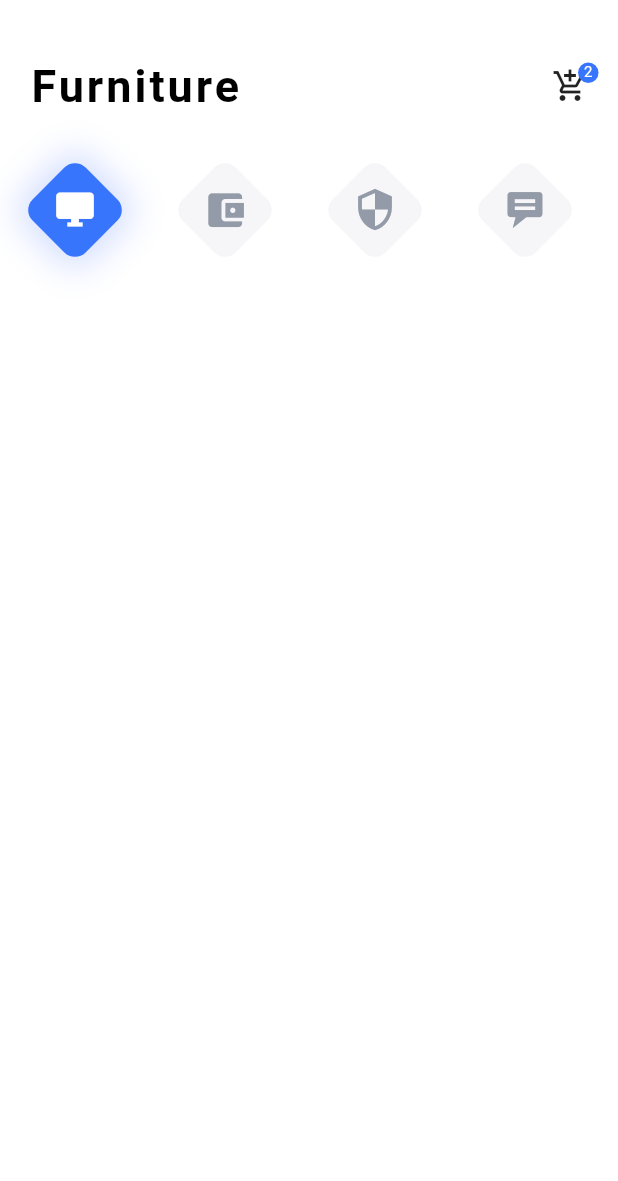
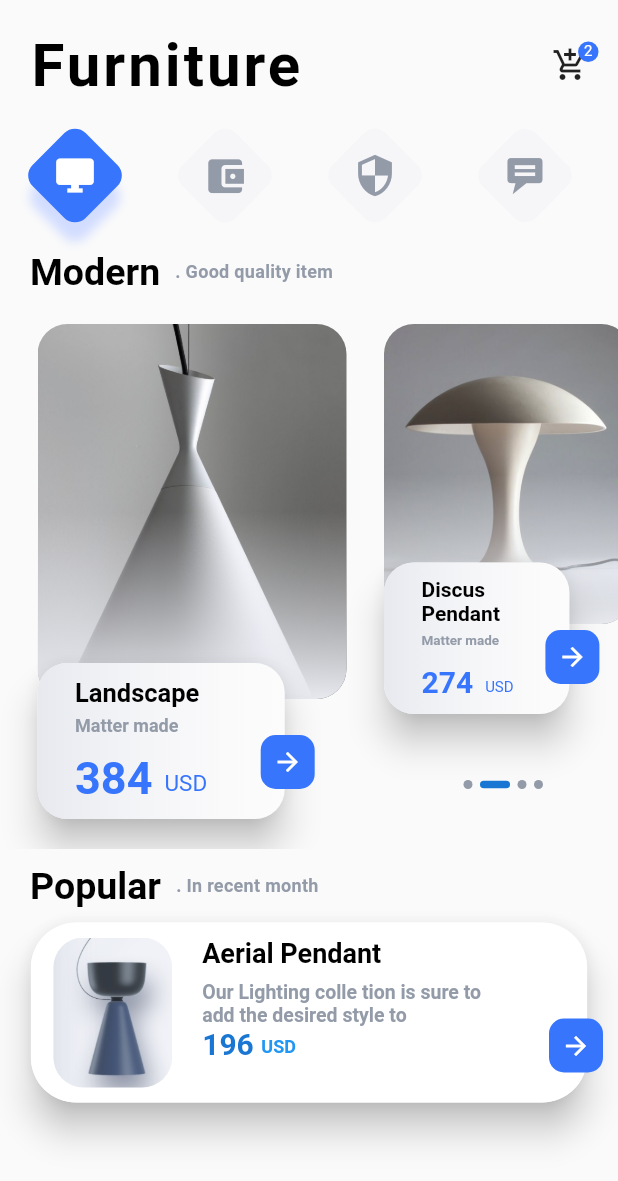
Before and after one commit to mausamRayamajhi/flutter_dribble_ui_one, a Flutter app: the Furniture screen opened by its route, on a phone screen of 412 x 824 dp. Shown: the top 1181 px of the screen. Run offline on Flutter 3.47's test engine with Material 2 defaults, Android fonts, the phone set to English and light mode, and no system bars.

Commit message:
furniture completed

```diff
--- a/lib/src/pages/furniture.dart
+++ b/lib/src/pages/furniture.dart
@@ -1,13 +1,17 @@
 import 'package:dribble_one/src/utils/constant.dart';
+import 'package:dribble_one/src/widgets/furniture/bottomItem.dart';
 import 'package:dribble_one/src/widgets/furniture/furniture_category.dart';
+import 'package:dribble_one/src/widgets/furniture/lamp.dart';
 import 'package:dribble_one/src/widgets/title_large.dart';
+import 'package:dribble_one/src/widgets/title_small.dart';
 import 'package:flutter/material.dart';
 
 class Furniture extends StatelessWidget {
   @override
   Widget build(BuildContext context) {
+    Size deviceSize = MediaQuery.of(context).size;
     return Material(
-      color: Colors.white,
+      //color: Colors.white,
       child: Column(
         crossAxisAlignment: CrossAxisAlignment.start,
         children: <Widget>[
@@ -15,7 +19,7 @@ class Furniture extends StatelessWidget {
             padding: const EdgeInsets.only(
               left: 20.0,
               right: 20.0,
-              top: 40.0,
+              top: 20.0,
             ),
             child: TitleLarge(
               title: 'Furniture',
@@ -23,20 +27,114 @@ class Furniture extends StatelessWidget {
             ),
           ),
           buildFurnitureCategories,
+          Padding(
+            padding: const EdgeInsets.only(
+              left: 20.0,
+              right: 20.0,
+            ),
+            child: TitleSmall(
+              subTitle: 'Good quality item',
+              title: 'Modern',
+            ),
+          ),
+          SizedBox(
+            height: 20.0,
+          ),
+          buildLampsWithSlider(),
+          Padding(
+            padding: const EdgeInsets.only(left: 20.0, right: 20.0, top: 10.0),
+            child: TitleSmall(
+              subTitle: 'In recent month',
+              title: 'Popular',
+            ),
+          ),
+          SizedBox(
+            height: 10.0,
+          ),
+          BottomItem(),
         ],
       ),
     );
   }
 
+  Container buildLampsWithSlider() {
+    return Container(
+      //color: Colors.yellow,
+      height: 350,
+      child: Stack(
+        children: <Widget>[
+          buildLamps,
+          Positioned(
+            bottom: 40.0,
+            right: 50.0,
+            child: Row(
+              children: <Widget>[
+                Container(
+                  height: 6.0,
+                  width: 6.0,
+                  decoration: BoxDecoration(
+                    color: furnitureCateDisableColor,
+                    shape: BoxShape.circle,
+                  ),
+                ),
+                SizedBox(
+                  width: 5.0,
+                ),
+                Container(
+                  height: 5.0,
+                  width: 20.0,
+                  decoration: BoxDecoration(
+                      color: Colors.blue[700],
+                      borderRadius: BorderRadius.circular(10.0)),
+                ),
+                SizedBox(
+                  width: 5.0,
+                ),
+                Container(
+                  height: 6.0,
+                  width: 6.0,
+                  decoration: BoxDecoration(
+                    color: furnitureCateDisableColor,
+                    shape: BoxShape.circle,
+                  ),
+                ),
+                SizedBox(
+                  width: 5.0,
+                ),
+                Container(
+                  height: 6.0,
+                  width: 6.0,
+                  decoration: BoxDecoration(
+                    color: furnitureCateDisableColor,
+                    shape: BoxShape.circle,
+                  ),
+                ),
+              ],
+            ),
+          )
+        ],
+      ),
+    );
+  }
+
+  final buildLamps = ListView.builder(
+    scrollDirection: Axis.horizontal,
+    physics: BouncingScrollPhysics(),
+    shrinkWrap: true,
+    itemCount: lampList.length,
+    itemBuilder: (context, int index) => Lamp(
+          item: lampList[index],
+          index: index,
+        ),
+  );
   final buildFurnitureCategories = Container(
-    height: 130.0,
+    height: 100.0,
+    //color: Colors.red,
     child: ListView.builder(
       scrollDirection: Axis.horizontal,
       itemCount: furnitureCategoriesList.length,
-      itemBuilder: (context, int index) => Center(
-            child: FurnitureCategory(
-              item: furnitureCategoriesList[index],
-            ),
+      itemBuilder: (context, int index) => FurnitureCategory(
+            item: furnitureCategoriesList[index],
           ),
     ),
   );
--- a/lib/src/utils/constant.dart
+++ b/lib/src/utils/constant.dart
@@ -9,9 +9,25 @@ const Color profile_info_privacy = Color(0xFFF369B7);
 const Color profile_info_general = Color(0xFFFFC85B);
 const Color profile_info_notification = Color(0xFF5DD1D3);
 const Color profile_item_color = Color(0xFFC4C5C9);
+const String imagePath = 'assets/image';
 
 const Color furnitureCateDisableColor = Color(0xFF939BA9);
-
+const List lampsImage = [
+  {'image': '$imagePath/a.jpg'},
+  {'image': '$imagePath/b.jpg'},
+  {'image': '$imagePath/c.jpg'},
+  {'image': '$imagePath/d.jpg'},
+  {'image': '$imagePath/e.jpg'},
+  {'image': '$imagePath/f.jpg'},
+];
+List<ProfileMenu> lampList = [
+  ProfileMenu(title: 'Landscape', subTitle: '384'),
+  ProfileMenu(title: 'Discus Pendant', subTitle: '274'),
+  ProfileMenu(title: 'Mushroom Lamp', subTitle: '374'),
+  ProfileMenu(title: 'Titanic Pendant', subTitle: '562'),
+  ProfileMenu(title: 'Torn Lighting', subTitle: '105'),
+  ProfileMenu(title: 'Abduction Pendant', subTitle: '365'),
+];
 const List profileItems = [
   {'count': '846', 'name': 'Collect'},
   {'count': '51', 'name': 'Attention'},
--- /dev/null
+++ b/lib/src/widgets/furniture/bottomItem.dart
@@ -0,0 +1,129 @@
+import 'package:dribble_one/src/utils/constant.dart';
+import 'package:flutter/material.dart';
+
+class BottomItem extends StatelessWidget {
+  @override
+  Widget build(BuildContext context) {
+    Size deviceSize = MediaQuery.of(context).size;
+    return Stack(
+      children: <Widget>[
+        Container(
+          //color: Colors.red,
+          decoration: BoxDecoration(
+            borderRadius: BorderRadius.circular(30.0),
+          ),
+          height: 120.0,
+          child: Center(
+            child: Material(
+              elevation: 10.0,
+              borderRadius: BorderRadius.circular(30.0),
+              child: Container(
+                width: deviceSize.width * 0.9,
+                decoration: BoxDecoration(
+                  color: Colors.white,
+                  borderRadius: BorderRadius.circular(30.0),
+                ),
+                padding: EdgeInsets.symmetric(
+                  vertical: 10.0,
+                ),
+                child: Row(
+                  children: <Widget>[
+                    SizedBox(
+                      width: 15.0,
+                    ),
+                    Container(
+                      height: 110.0,
+                      decoration: BoxDecoration(
+                        borderRadius: BorderRadius.circular(20.0),
+                      ),
+                      child: ClipRRect(
+                        borderRadius: BorderRadius.circular(20.0),
+                        child: Image.asset(
+                          lampsImage[2]['image'],
+                          fit: BoxFit.cover,
+                        ),
+                      ),
+                    ),
+                    Container(
+                      //color: Colors.red,
+                      margin: EdgeInsets.only(left: 20.0),
+                      child: Column(
+                        crossAxisAlignment: CrossAxisAlignment.start,
+                        children: <Widget>[
+                          Text(
+                            'Aerial Pendant',
+                            style: TextStyle(
+                              color: Colors.black,
+                              fontSize: 18.0,
+                              fontWeight: FontWeight.bold,
+                            ),
+                          ),
+                          SizedBox(
+                            height: 8.0,
+                          ),
+                          Container(
+                            width: 200.0,
+                            child: Text(
+                              'Our Lighting colle tion is sure to add the desired style to',
+                              style: TextStyle(
+                                color: furnitureCateDisableColor,
+                                fontSize: 13.0,
+                                fontWeight: FontWeight.bold,
+                              ),
+                            ),
+                          ),
+                          Row(
+                            //crossAxisAlignment: CrossAxisAlignment.end,
+                            children: <Widget>[
+                              Text(
+                                '196',
+                                style: TextStyle(
+                                  color: Colors.blue[700],
+                                  fontSize: 20.0,
+                                  fontWeight: FontWeight.bold,
+                                ),
+                              ),
+                              SizedBox(
+                                width: 5.0,
+                              ),
+                              Padding(
+                                padding: const EdgeInsets.only(top: 5.0),
+                                child: Text(
+                                  'USD',
+                                  style: TextStyle(
+                                    color: Colors.blue,
+                                    fontSize: 12.0,
+                                    fontWeight: FontWeight.bold,
+                                  ),
+                                ),
+                              ),
+                            ],
+                          )
+                        ],
+                      ),
+                    )
+                  ],
+                ),
+              ),
+            ),
+          ),
+        ),
+        Positioned(
+          bottom: 20.0,
+          right: 10.0,
+          child: Container(
+            padding: EdgeInsets.all(8.0),
+            decoration: BoxDecoration(
+                color: profile_info_background,
+                borderRadius: BorderRadius.circular(10.0)),
+            child: Icon(
+              Icons.arrow_forward,
+              size: 20.0,
+              color: Colors.white,
+            ),
+          ),
+        ),
+      ],
+    );
+  }
+}
--- a/lib/src/widgets/furniture/furniture_category.dart
+++ b/lib/src/widgets/furniture/furniture_category.dart
@@ -8,7 +8,9 @@ class FurnitureCategory extends StatelessWidget {
   FurnitureCategory({@required this.item});
   @override
   Widget build(BuildContext context) {
-    return Container(
+    return Align(
+      alignment: Alignment.center,
+      child: Container(
         margin: EdgeInsets.symmetric(horizontal: 25.0),
         child: Transform.rotate(
           angle: pi / 4,
@@ -19,8 +21,10 @@ class FurnitureCategory extends StatelessWidget {
                 if (item.elivation)
                   BoxShadow(
                     color: Color(0xFFD1DCFF),
-                  blurRadius: 20.0, // has the effect of softening the shadow
-                  spreadRadius: 5.0, // has the effect of extending the shadow
+                    blurRadius: 5.0, // has the effect of softening the shadow
+                    spreadRadius:
+                        -1.0, // has the effect of extending the shadow
+                    offset: Offset(10.0, 10.0),
                   )
               ],
               color: item.elivation
@@ -33,7 +37,9 @@ class FurnitureCategory extends StatelessWidget {
               child: Icon(
                 item.icon,
                 size: 30.0,
-              color: item.elivation ? Colors.white : furnitureCateDisableColor,
+                color:
+                    item.elivation ? Colors.white : furnitureCateDisableColor,
+              ),
             ),
           ),
         ),
--- /dev/null
+++ b/lib/src/widgets/furniture/lamp.dart
@@ -0,0 +1,172 @@
+import 'package:dribble_one/src/utils/constant.dart';
+import 'package:flutter/material.dart';
+
+class Lamp extends StatelessWidget {
+  final ProfileMenu item;
+  final int index;
+  Lamp({this.item, this.index});
+  @override
+  Widget build(BuildContext context) {
+    Size deviceSize = MediaQuery.of(context).size;
+    return Align(
+      alignment: Alignment.topCenter,
+      child: Container(
+        height: index == 0 ? 350 : 300,
+        //color: Colors.red,
+        child: Container(
+          margin: EdgeInsets.only(left: 25.0),
+          //color: Colors.yellow,
+          child: Stack(
+            overflow: Overflow.visible,
+            //fit: StackFit.passthrough,
+            children: <Widget>[
+              Container(
+                height: index == 0 ? 250.0 : 200.0,
+                width: index == 0
+                    ? deviceSize.width * 0.5
+                    : deviceSize.width * 0.4,
+                decoration: BoxDecoration(
+                  borderRadius: BorderRadius.circular(20.0),
+                ),
+                child: ClipRRect(
+                  borderRadius: BorderRadius.circular(20.0),
+                  child: Image.asset(
+                    lampsImage[index]['image'],
+                    fit: BoxFit.cover,
+                  ),
+                ),
+              ),
+              Container(
+                height: index == 0 ? 250.0 : 200.0,
+                width: index == 0
+                    ? deviceSize.width * 0.5
+                    : deviceSize.width * 0.4,
+                decoration: BoxDecoration(
+                  gradient: LinearGradient(
+                    colors: [
+                      Color(0xFFE7E9EF).withOpacity(0.0),
+                      Color(0xFFE7E9EF)
+                    ],
+                    begin: FractionalOffset.topCenter,
+                    end: FractionalOffset.bottomCenter,
+                    stops: [0.5, 1.0],
+                  ),
+                  borderRadius: BorderRadius.circular(20.0),
+                ),
+              ),
+              Positioned(
+                bottom: index == 0 ? 20.0 : 40.0,
+                child: Stack(
+                  overflow: Overflow.visible,
+                  children: <Widget>[
+                    Material(
+                      elevation: 10.0,
+                      borderRadius: BorderRadius.circular(20.0),
+                      child: Container(
+                        // height: 110.0,
+                        width: index == 0
+                            ? deviceSize.width * 0.4
+                            : deviceSize.width * 0.3,
+                        decoration: BoxDecoration(
+                          borderRadius: BorderRadius.circular(20.0),
+                          // color: Colors.white,
+                          gradient: LinearGradient(
+                            colors: [
+                              Color(0xFFE7E9EF),
+                              Colors.white30,
+                            ],
+                            begin: Alignment.centerLeft,
+                            end: Alignment.centerRight,
+                          ),
+                        ),
+                        child: Padding(
+                          padding: const EdgeInsets.symmetric(
+                              horizontal: 25.0, vertical: 10.0),
+                          child: Column(
+                            crossAxisAlignment: CrossAxisAlignment.start,
+                            mainAxisAlignment: MainAxisAlignment.spaceBetween,
+                            children: <Widget>[
+                              Column(
+                                crossAxisAlignment: CrossAxisAlignment.start,
+                                children: <Widget>[
+                                  Text(
+                                    item.title,
+                                    style: TextStyle(
+                                      color: Colors.black,
+                                      fontSize: index == 0 ? 17.0 : 14,
+                                      fontWeight: FontWeight.bold,
+                                    ),
+                                  ),
+                                  SizedBox(
+                                    height: 5.0,
+                                  ),
+                                  Text(
+                                    'Matter made',
+                                    style: TextStyle(
+                                      color: furnitureCateDisableColor,
+                                      fontSize: index == 0 ? 12.0 : 9,
+                                      fontWeight: FontWeight.bold,
+                                    ),
+                                  ),
+                                ],
+                              ),
+                              SizedBox(
+                                height: 10.0,
+                              ),
+                              Row(
+                                // crossAxisAlignment: CrossAxisAlignment.end,
+                                children: <Widget>[
+                                  Text(
+                                    item.subTitle,
+                                    style: TextStyle(
+                                      color: profile_info_background,
+                                      fontSize: index == 0 ? 30.0 : 20.0,
+                                      fontWeight: FontWeight.bold,
+                                    ),
+                                  ),
+                                  SizedBox(
+                                    width: 8.0,
+                                  ),
+                                  Padding(
+                                    padding: const EdgeInsets.only(top: 8.0),
+                                    child: Text(
+                                      'USD',
+                                      style: TextStyle(
+                                        color: profile_info_background,
+                                        fontSize: index == 0 ? 15.0 : 10.0,
+                                        fontWeight: FontWeight.normal,
+                                      ),
+                                    ),
+                                  ),
+                                ],
+                              )
+                            ],
+                          ),
+                        ),
+                      ),
+                    ),
+                    Positioned(
+                      bottom: 20.0,
+                      right: -20.0,
+                      child: Container(
+                        padding: EdgeInsets.all(8.0),
+                        decoration: BoxDecoration(
+                            color: profile_info_background,
+                            borderRadius: BorderRadius.circular(10.0)),
+                        child: Icon(
+                          Icons.arrow_forward,
+                          size: 20.0,
+                          color: Colors.white,
+                        ),
+                      ),
+                    ),
+                  ],
+                ),
+              ),
+            ],
+          ),
+        ),
+      ),
+    );
+  }
+}
--- a/lib/src/widgets/title_large.dart
+++ b/lib/src/widgets/title_large.dart
@@ -17,7 +17,7 @@ class TitleLarge extends StatelessWidget {
           title,
           style: TextStyle(
             color: Colors.black,
-            fontSize: 30.0,
+            fontSize: 40.0,
             letterSpacing: 2.0,
             fontWeight: FontWeight.bold,
           ),
--- /dev/null
+++ b/lib/src/widgets/title_small.dart
@@ -0,0 +1,35 @@
+import 'package:dribble_one/src/utils/constant.dart';
+import 'package:flutter/material.dart';
+
+class TitleSmall extends StatelessWidget {
+  final String title, subTitle;
+  TitleSmall({@required this.title, @required this.subTitle});
+  @override
+  Widget build(BuildContext context) {
+    return Row(
+      crossAxisAlignment: CrossAxisAlignment.center,
+      children: <Widget>[
+        Text(
+          title,
+          style: TextStyle(
+            color: Colors.black,
+            fontSize: 25.0,
+            fontWeight: FontWeight.bold,
+          ),
+        ),
+        SizedBox(
+          width: 10.0,
+        ),
+        Text(
+          '. $subTitle',
+          style: TextStyle(
+            color: furnitureCateDisableColor,
+            fontSize: 12.0,
+            letterSpacing: 0.2,
+            fontWeight: FontWeight.bold,
+          ),
+        )
+      ],
+    );
+  }
+}
```
Also changed, not shown: assets/image/a.jpg (added), assets/image/b.jpg (added), assets/image/c.jpg (added), assets/image/d.jpg (added), assets/image/e.jpg (added), assets/image/f.jpg (added). Lines whose indentation alone changed are shown as unchanged.
